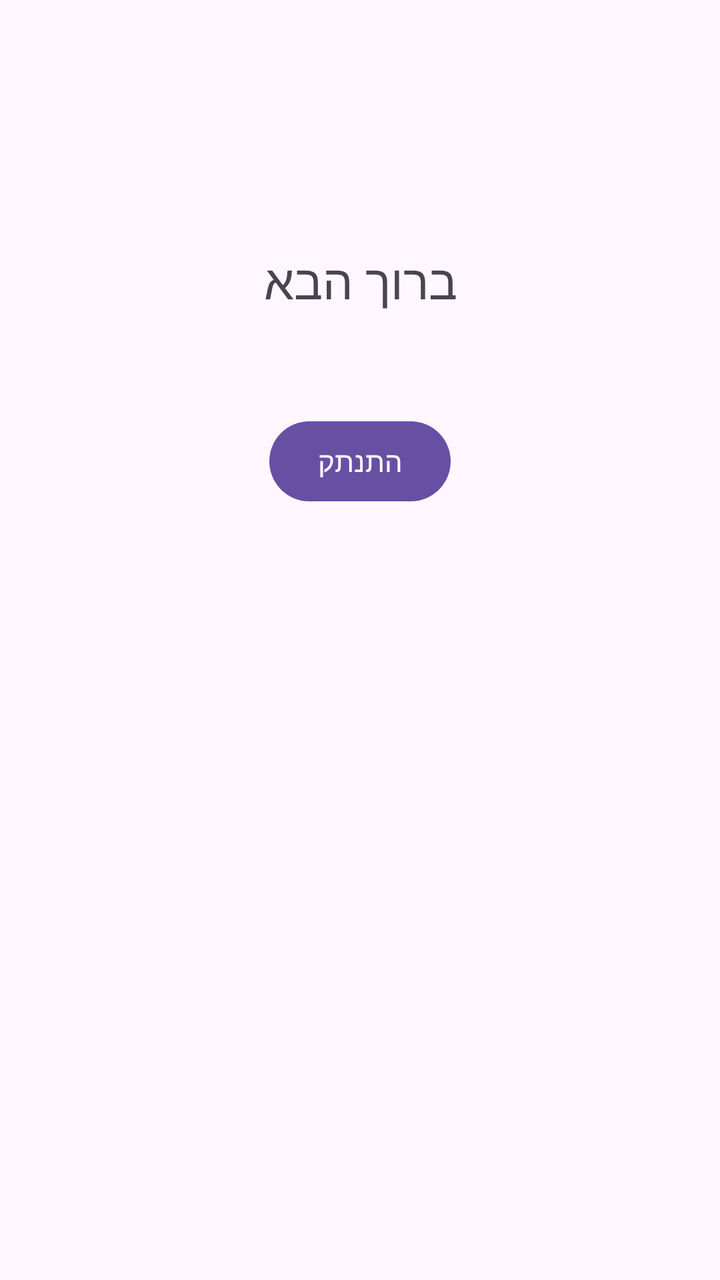
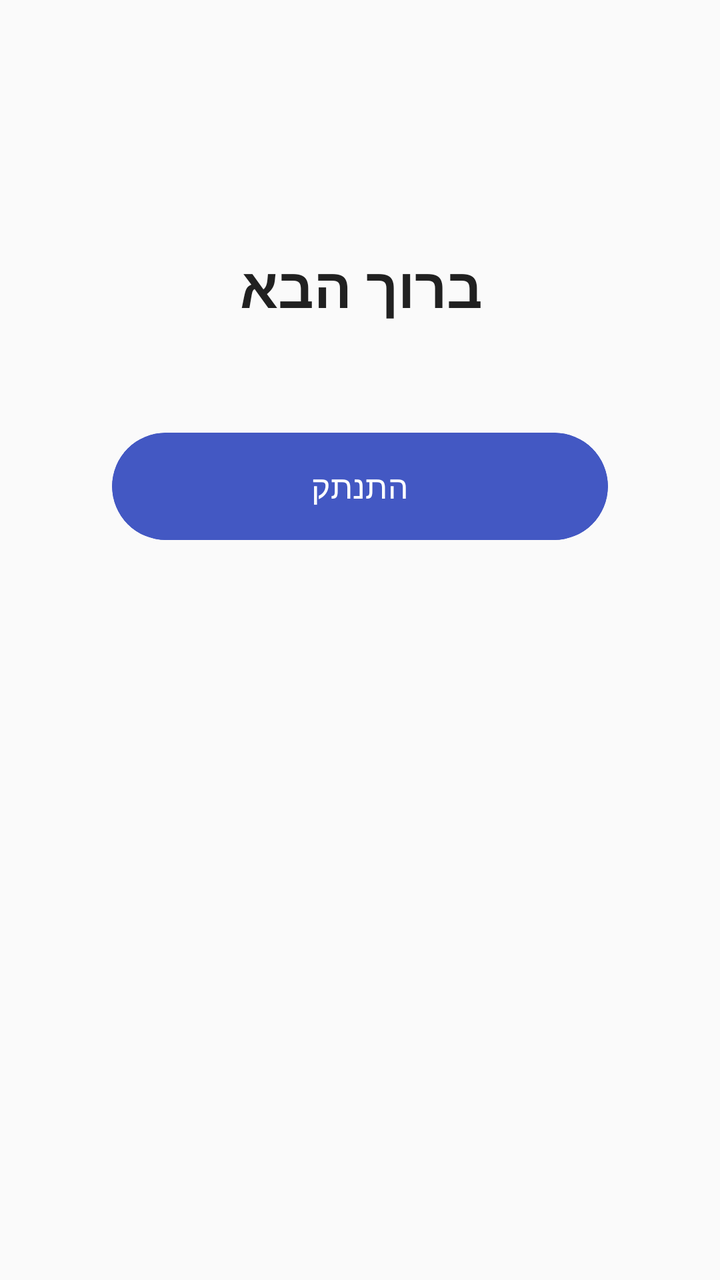

Before-and-after screenshots of an Android layout around one commit, followed by the original layout XML and the change that was made.
<!-- AndroidManifest.xml: application theme Theme.MyApplication -->
<!-- res/layout/activity_main.xml -->
<?xml version="1.0" encoding="utf-8"?>
<androidx.constraintlayout.widget.ConstraintLayout xmlns:android="http://schemas.android.com/apk/res/android"
    xmlns:app="http://schemas.android.com/apk/res-auto"
    xmlns:tools="http://schemas.android.com/tools"
    android:id="@+id/main"
    android:layout_width="match_parent"
    android:layout_height="match_parent"
    tools:context=".MainActivity"
    android:padding="24dp">

    <TextView
        android:id="@+id/tVWelcome"
        android:layout_width="wrap_content"
        android:layout_height="wrap_content"
        android:text="ברוך הבא"
        android:textSize="24sp"
        app:layout_constraintTop_toTopOf="parent"
        app:layout_constraintStart_toStartOf="parent"
        app:layout_constraintEnd_toEndOf="parent"
        android:layout_marginTop="100dp"/>

    <Button
        android:id="@+id/btnLogout"
        android:layout_width="wrap_content"
        android:layout_height="wrap_content"
        android:text="התנתק"
        app:layout_constraintTop_toBottomOf="@id/tVWelcome"
        app:layout_constraintStart_toStartOf="parent"
        app:layout_constraintEnd_toEndOf="parent"
        android:layout_marginTop="50dp"/>

</androidx.constraintlayout.widget.ConstraintLayout>
<!-- resources referenced by this layout -->
<resources>
  <style name="Theme.MyApplication" parent="Base.Theme.MyApplication" />
  <style name="Base.Theme.MyApplication" parent="Theme.Material3.DayNight.NoActionBar">
          
          
      </style>
</resources>

<!-- the commit's change to res/layout/activity_main.xml (unified diff, before → after) -->
@@ -1,32 +1,44 @@
 <?xml version="1.0" encoding="utf-8"?>
-<androidx.constraintlayout.widget.ConstraintLayout xmlns:android="http://schemas.android.com/apk/res/android"
+<androidx.constraintlayout.widget.ConstraintLayout
+    xmlns:android="http://schemas.android.com/apk/res/android"
     xmlns:app="http://schemas.android.com/apk/res-auto"
     xmlns:tools="http://schemas.android.com/tools"
     android:id="@+id/main"
     android:layout_width="match_parent"
     android:layout_height="match_parent"
-    tools:context=".MainActivity"
-    android:padding="24dp">
+    android:padding="24dp"
+    android:background="#FAFAFA"
+    tools:context=".MainActivity">
 
+    
     <TextView
         android:id="@+id/tVWelcome"
         android:layout_width="wrap_content"
         android:layout_height="wrap_content"
         android:text="ברוך הבא"
-        android:textSize="24sp"
+        android:textSize="28sp"
+        android:textStyle="bold"
+        android:textColor="#212121"
         app:layout_constraintTop_toTopOf="parent"
         app:layout_constraintStart_toStartOf="parent"
         app:layout_constraintEnd_toEndOf="parent"
         android:layout_marginTop="100dp"/>
 
+    
     <Button
         android:id="@+id/btnLogout"
-        android:layout_width="wrap_content"
+        android:layout_width="0dp"
         android:layout_height="wrap_content"
         android:text="התנתק"
+        android:textColor="#FFFFFF"
+        android:textSize="16sp"
+        android:backgroundTint="#4358C3"
+        android:padding="16dp"
+        android:layout_marginHorizontal="32dp"
+        android:layout_marginTop="50dp"
+        android:clipToOutline="true"
         app:layout_constraintTop_toBottomOf="@id/tVWelcome"
         app:layout_constraintStart_toStartOf="parent"
-        app:layout_constraintEnd_toEndOf="parent"
-        android:layout_marginTop="50dp"/>
+        app:layout_constraintEnd_toEndOf="parent"/>
 
 </androidx.constraintlayout.widget.ConstraintLayout>
